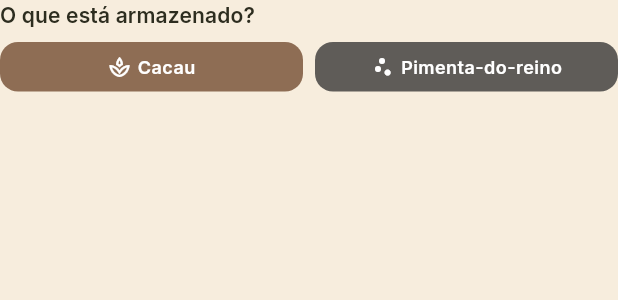
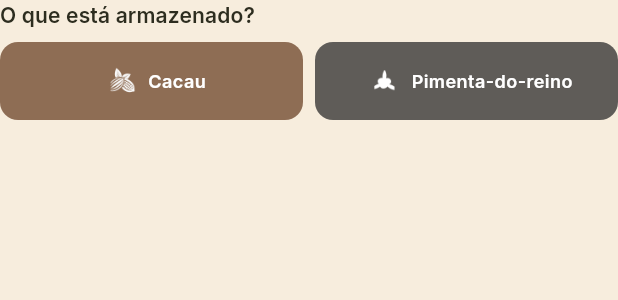
Before and after one commit to ramonsss/MQTT_Projeto_Vena, a Flutter app: the StoredContentSelector widget shown alone on an empty page, opened directly with empty values, on a phone screen of 412 x 824 dp. Shown: the top 300 px of the screen. Run offline on Flutter 3.47's test engine with Material 3 defaults, Android fonts, the phone set to English and light mode, and no system bars; our stand-ins replace dio, drift, drift_flutter, fl_chart, flutter_riverpod, flutter_secure_storage and 5 more; missing offline and left inert: flutter_reactive_ble, mobile_scanner, mqtt_client; accounts and stored records are empty; generated files the repository leaves out were written again.

Commit message:
feat: alterar icone da pimenta

```diff
--- a/mobile/lib/features/pairing/presentation/widgets/stored_content_selector.dart
+++ b/mobile/lib/features/pairing/presentation/widgets/stored_content_selector.dart
@@ -21,9 +21,10 @@ extension _ContentOptionData on _ContentOption {
         _ContentOption.pimenta => const Color(0xFF2C2C2C),
       };
 
-  IconData get chipIcon => switch (this) {
-        _ContentOption.cacau => Icons.spa_outlined,
-        _ContentOption.pimenta => Icons.scatter_plot,
+  /// Asset path for the icon.
+  String? get iconAsset => switch (this) {
+        _ContentOption.cacau => 'assets/icons/cacau-tp.PNG',
+        _ContentOption.pimenta => 'assets/icons/pimenta-icone.png',
       };
 }
 
@@ -121,13 +122,26 @@ class _StoredContentSelectorState extends State<StoredContentSelector> {
         child: Row(
           mainAxisAlignment: MainAxisAlignment.center,
           children: [
-            Icon(option.chipIcon, size: 16, color: Colors.white),
-            const SizedBox(width: VenaSpacing.xs),
-            Text(
-              option.label,
-              style: VenaTypography.labelMedium.copyWith(
-                color: Colors.white,
-                fontWeight: FontWeight.w600,
+            if (option.iconAsset != null) ...[
+              Transform.translate(
+                offset: Offset(option == _ContentOption.pimenta ? -1.0 : 0.0, 0),
+                child: Image.asset(
+                  option.iconAsset!,
+                  width: 36,
+                  height: 36,
+                  errorBuilder: (_, __, ___) => const SizedBox.shrink(),
+                ),
+              ),
+              const SizedBox(width: 0),
+            ],
+            Transform.translate(
+              offset: const Offset(-1.0, 0),
+              child: Text(
+                option.label,
+                style: VenaTypography.labelMedium.copyWith(
+                  color: Colors.white,
+                  fontWeight: FontWeight.w600,
+                ),
               ),
             ),
           ],
--- a/mobile/pubspec.yaml
+++ b/mobile/pubspec.yaml
@@ -71,6 +71,7 @@ flutter:
 
   assets:
     - assets/images/logo.png
+    - assets/icons/
 
   # To add custom fonts to your application, add a fonts section here,
   # in this "flutter" section. Each entry in this list should have a
```
Also changed, not shown: mobile/lib/features/devices/presentation/device_card.dart (+22 -1 lines), mobile/assets/icons/cacau-tp.PNG (added), mobile/assets/icons/pimenta-icone.png (added).
